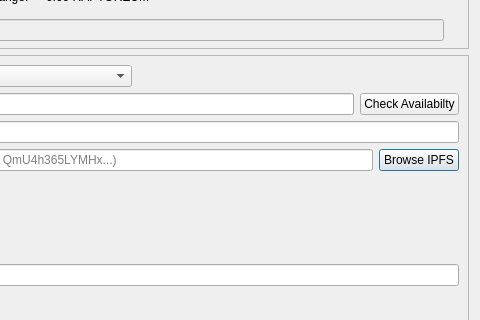
Above: src/qt/forms/createassetsdialog.ui from Raptor3um/raptoreum before the change; both pictures show x 507 to 987 and y 125 to 445 of the 987 by 712 pixel window. Below: the same form after it.
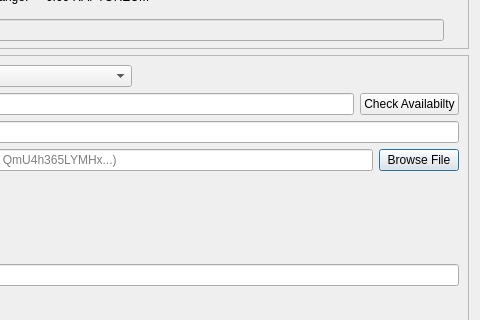
That is the form after the change. Custom widgets are drawn as their Qt base class.

```diff
--- a/src/qt/forms/createassetsdialog.ui
+++ b/src/qt/forms/createassetsdialog.ui
@@ -633,7 +633,7 @@
             <item>
              <widget class="QPushButton" name="openIpfsButton">
               <property name="text">
-               <string>Browse IPFS</string>
+               <string>Browse File</string>
               </property>
              </widget>
             </item>
```
Left out of the diff: 1 changed line with no effect on the pictures.
